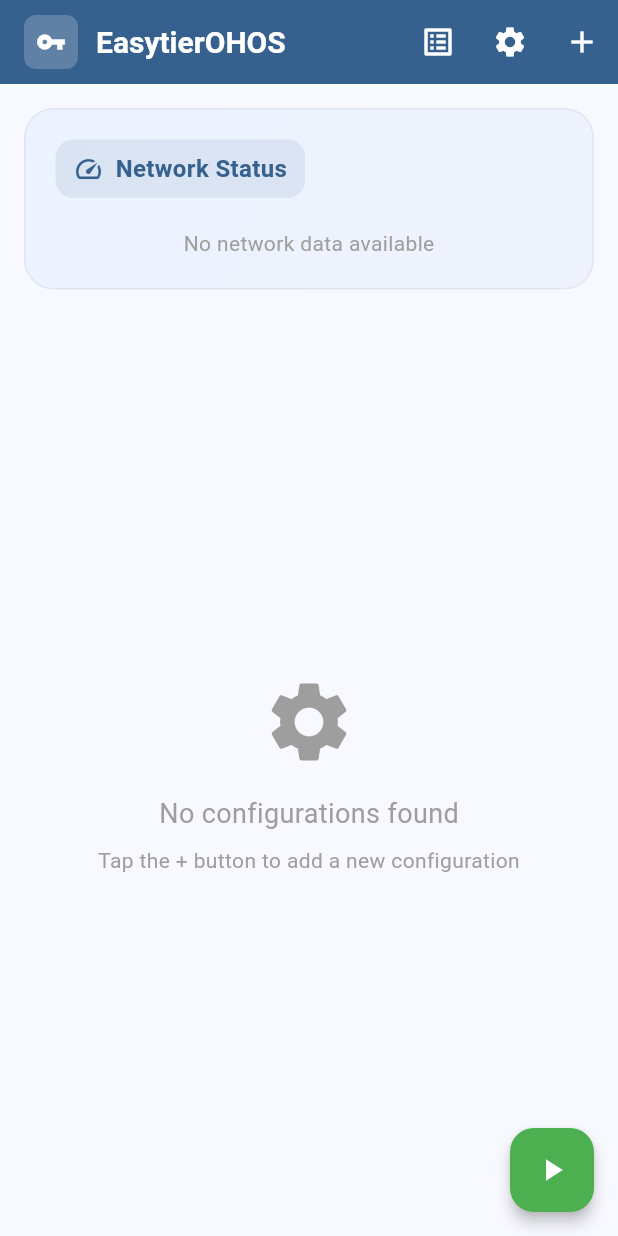
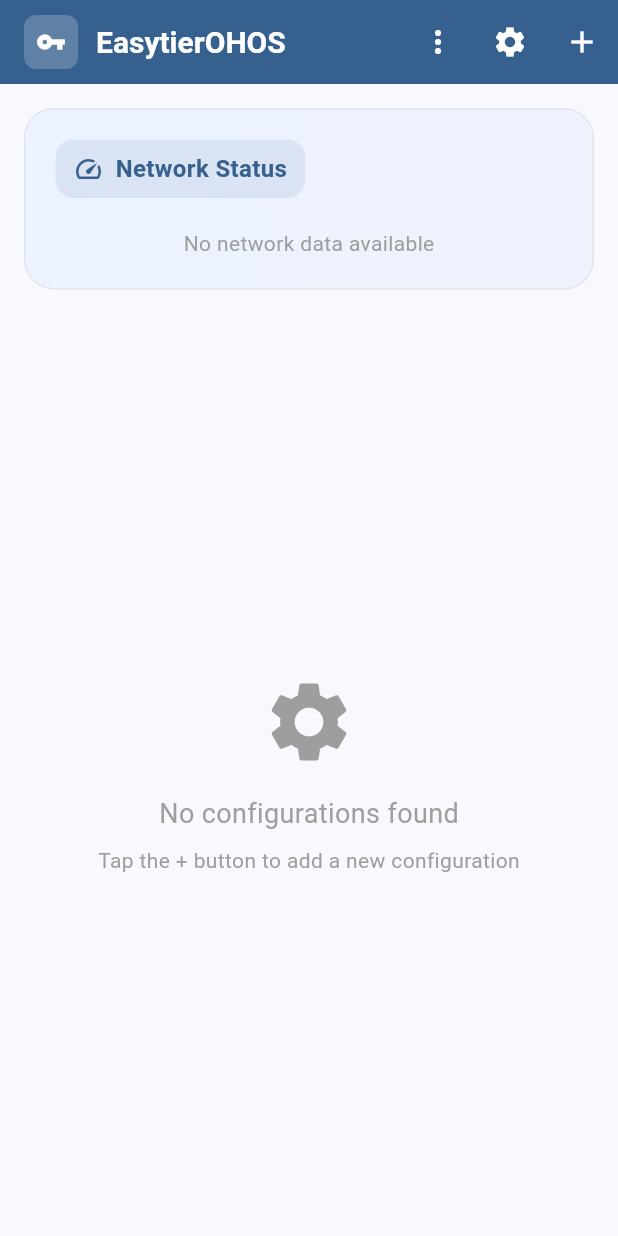
Before and after one commit to niuhuan/etohos, a Flutter app: the screen it shows after launch, on a phone screen of 412 x 824 dp. Run offline on Flutter 3.47's test engine with Material 3 defaults, Android fonts, the light colour scheme and no system bars; our stand-ins replace fl_chart, signals, signals_flutter.

Commit message:
:recycle: text editor

```diff
--- a/lib/app_screen.dart
+++ b/lib/app_screen.dart
@@ -7,6 +7,7 @@ import 'package:etohos/settings_screen.dart';
 import 'package:etohos/app_data.dart';
 import 'package:etohos/network_status.dart';
 import 'package:etohos/log_viewer.dart';
+import 'package:etohos/manual_screen.dart';
 import 'package:etohos/l10n/l10n_extensions.dart';
 import 'package:etohos/utils/logger.dart';
 import 'package:flutter/material.dart';
@@ -662,17 +663,55 @@ class _AppScreenState extends State<AppScreen> {
         ),
         // 移除渐变色，使用主题定义的backgroundColor
         actions: [
-          // 日志查看按钮
-          IconButton(
-            onPressed: () {
-              Navigator.of(context).push(
-                MaterialPageRoute(
-                  builder: (context) => const LogViewer(),
+          // 更多菜单按钮
+          PopupMenuButton<String>(
+            icon: const Icon(Icons.more_vert),
+            tooltip: t('more'),
+            onSelected: (value) {
+              if (value == 'events') {
+                Navigator.of(context).push(
+                  MaterialPageRoute(
+                    builder: (context) => const LogViewer(),
+                  ),
+                );
+              } else if (value == 'manual') {
+                Navigator.of(context).push(
+                  MaterialPageRoute(
+                    builder: (context) => const ManualScreen(),
+                  ),
+                );
+              }
+            },
+            itemBuilder: (BuildContext context) => [
+              PopupMenuItem<String>(
+                value: 'events',
+                child: Row(
+                  children: [
+                    Icon(
+                      Icons.event_note,
+                      size: 20,
+                      color: Theme.of(context).colorScheme.onSurface,
+                    ),
+                    const SizedBox(width: 12),
+                    Text(t('events')),
+                  ],
                 ),
-              );
-            },
-            icon: const Icon(Icons.list_alt),
-            tooltip: t('view_logs_tooltip'),
+              ),
+              PopupMenuItem<String>(
+                value: 'manual',
+                child: Row(
+                  children: [
+                    Icon(
+                      Icons.menu_book,
+                      size: 20,
+                      color: Theme.of(context).colorScheme.onSurface,
+                    ),
+                    const SizedBox(width: 12),
+                    Text(t('manual')),
+                  ],
+                ),
+              ),
+            ],
           ),
           // 设置按钮
           IconButton(
@@ -733,28 +772,28 @@ class _AppScreenState extends State<AppScreen> {
           ),
         ],
       ),
-      floatingActionButton: FloatingActionButton(
-        onPressed: (AppData.configs.isEmpty || _isConnecting)
-            ? null
-            : _toggleConnection,
-        tooltip: _isConnecting
-            ? t('switching_config')
-            : (AppData.connected ? t('disconnect_vpn') : t('connect_vpn')),
-        backgroundColor: _isConnecting
-            ? Colors.grey
-            : (AppData.connected ? Colors.red : Colors.green),
-        foregroundColor: Colors.white,
-        child: _isConnecting
-            ? const SizedBox(
-                width: 20,
-                height: 20,
-                child: CircularProgressIndicator(
-                  strokeWidth: 2,
-                  valueColor: AlwaysStoppedAnimation<Color>(Colors.white),
-                ),
-              )
-            : Icon(AppData.connected ? Icons.stop : Icons.play_arrow),
-      ),
+      // floatingActionButton: FloatingActionButton(
+      //   onPressed: (AppData.configs.isEmpty || _isConnecting)
+      //       ? null
+      //       : _toggleConnection,
+      //   tooltip: _isConnecting
+      //       ? t('switching_config')
+      //       : (AppData.connected ? t('disconnect_vpn') : t('connect_vpn')),
+      //   backgroundColor: _isConnecting
+      //       ? Colors.grey
+      //       : (AppData.connected ? Colors.red : Colors.green),
+      //   foregroundColor: Colors.white,
+      //   child: _isConnecting
+      //       ? const SizedBox(
+      //           width: 20,
+      //           height: 20,
+      //           child: CircularProgressIndicator(
+      //             strokeWidth: 2,
+      //             valueColor: AlwaysStoppedAnimation<Color>(Colors.white),
+      //           ),
+      //         )
+      //       : Icon(AppData.connected ? Icons.stop : Icons.play_arrow),
+      // ),
     );
   }
 }
--- a/lib/l10n/app_localizations.dart
+++ b/lib/l10n/app_localizations.dart
@@ -239,6 +239,59 @@ class AppLocalizations {
     'config_imported_from': {'en': 'Configuration imported from {name}', 'zh': '已从{name}导入配置'},
     'invalid_config_data': {'en': 'Invalid configuration data', 'zh': '配置数据无效'},
     'failed_to_import_config': {'en': 'Failed to import configuration', 'zh': '导入配置失败'},
+
+    // 更多菜单
+    'more': {'en': 'More', 'zh': '更多'},
+    'events': {'en': 'Events', 'zh': '事件'},
+    'manual': {'en': 'Manual', 'zh': '手册'},
+    'manual_subtitle': {'en': 'A simple, secure, decentralized cross-region networking solution', 'zh': '一个简单、安全、去中心化的异地组网方案'},
+
+    // 手册内容
+    'decentralization': {'en': 'Decentralization', 'zh': '去中心化'},
+    'decentralization_desc': {'en': 'Operates without reliance on centralized services; nodes are equal and independent, ensuring high availability and censorship resistance.', 'zh': '运行不依赖任何集中式服务，节点平等且独立，确保系统的高可用性和抗审查性。'},
+
+    'security': {'en': 'Security', 'zh': '安全加密'},
+    'security_desc': {'en': 'Supports encrypted communication using WireGuard protocol and protects relay traffic with AES-GCM encryption. Achieves high-performance, full-link zero-copy transmission.', 'zh': '支持使用 WireGuard 协议进行端到端加密，并对中继流量采用 AES-GCM 保护。实现端到端零拷贝传输，性能可与主流网络软件相媲美。'},
+
+    'high_performance': {'en': 'High Performance', 'zh': '高性能传输'},
+    'high_performance_desc': {'en': 'Implements full-link zero-copy transmission with performance comparable to mainstream networking software. Supports TCP/UDP/WSS/WG protocols.', 'zh': '实现端到端零拷贝（full-link zero-copy）传输，性能可与主流网络软件相媲美。支持 TCP/UDP/WSS/WG 协议。'},
+
+    'no_public_ip': {'en': 'Networking Without Public IPs', 'zh': '无公网 IP 网络'},
+    'no_public_ip_desc': {'en': 'Supports network formation using shared public nodes. Refer to the configuration guide for details.', 'zh': '支持通过共享公网节点组网，详情请参见配置指南。'},
+
+    'nat_traversal': {'en': 'NAT Traversal', 'zh': 'NAT 穿透'},
+    'nat_traversal_desc': {'en': 'Supports UDP-based NAT traversal, ensuring stable connections even in complex network environments. Can connect NAT4-NAT4 networks.', 'zh': '支持基于 UDP 的 NAT 穿透，在复杂网络环境下也能保持连接稳定。可打通 NAT4-NAT4 网络。'},
+
+    'subnet': {'en': 'Subnet (Point-to-Network)', 'zh': '子网网络'},
+    'subnet_desc': {'en': 'Nodes can expose accessible network segments as proxies to the virtual network, allowing other nodes to access these subnets through the node.', 'zh': '节点可将可访问的网络段作为子网IP暴露到虚拟网络，其他节点可通过该端点访问这些子网。'},
+
+    'intelligent_routing': {'en': 'Intelligent Routing', 'zh': '智能路由'},
+    'intelligent_routing_desc': {'en': 'Dynamically selects optimal paths based on real-time traffic to reduce latency and increase throughput.', 'zh': '基于实时流量动态选择最优路径，以减少延迟并提升吞吐。'},
+
+    'tcp_support': {'en': 'TCP Support', 'zh': 'TCP 支持'},
+    'tcp_support_desc': {'en': 'Provides reliable data transmission through concurrent TCP connections when UDP is restricted, optimizing performance.', 'zh': '在 UDP 受限的场景下，提供并发 TCP 连接以保证可靠传输并优化性能。'},
+
+    'high_availability': {'en': 'High Availability', 'zh': '高可用性'},
+    'high_availability_desc': {'en': 'Supports multi-path transmission and automatically switches to healthy paths upon detecting high packet loss or network errors.', 'zh': '支持多路径传输，检测到高丢包或网络异常时自动切换到健康路径。'},
+
+    'ipv6_support': {'en': 'IPv6 Support', 'zh': 'IPv6 支持'},
+    'ipv6_support_desc': {'en': 'Fully supports IPv6-based networking, compatible with IPv6 communication.', 'zh': '全面兼容并支持基于 IPv6 的网络通信。'},
+
+    'network_logs': {'en': 'Network Logs', 'zh': '网络日志'},
+    'network_logs_desc': {'en': 'Monitor network registration logs in real-time to track and analyze network activity.', 'zh': '实时观察网络注册日志，帮助您监控和分析网络活动。'},
+
+    'related_links': {'en': 'Related Links', 'zh': '相关链接'},
+    'website': {'en': 'Official Website', 'zh': '官网'},
+    'website_url': {'en': 'https://easytier.cn/en/', 'zh': 'https://easytier.cn/'},
+    'config_guide': {'en': 'Configuration Guide', 'zh': '配置指南'},
+    'config_guide_url': {'en': 'https://easytier.cn/en/guide/introduction.html', 'zh': 'https://easytier.cn/guide/introduction.html'},
+    'failed_to_open_url': {'en': 'Failed to open URL', 'zh': '无法打开链接'},
+
+    // 文本选择菜单
+    'copy': {'en': 'Copy', 'zh': '复制'},
+    'cut': {'en': 'Cut', 'zh': '剪切'},
+    'paste': {'en': 'Paste', 'zh': '粘贴'},
+    'select_all': {'en': 'Select All', 'zh': '全选'},
   };
 }
 
--- a/lib/log_viewer.dart
+++ b/lib/log_viewer.dart
@@ -1,6 +1,7 @@
 import 'package:flutter/material.dart';
 import 'package:flutter/services.dart';
 import 'package:etohos/utils/logger.dart';
+import 'package:etohos/utils/text_field_utils.dart';
 import 'package:etohos/l10n/l10n_extensions.dart';
 import 'package:signals_flutter/signals_flutter.dart';
 
@@ -148,6 +149,8 @@ class _LogViewerState extends State<LogViewer> {
             ),
             child: TextField(
               controller: _searchController,
+              enableInteractiveSelection: TextFieldConfig.enableInteractiveSelection,
+              contextMenuBuilder: TextFieldConfig.contextMenuBuilder,
               decoration: InputDecoration(
                 hintText: t('search_logs'),
                 hintStyle: TextStyle(color: colorScheme.onSurface.withOpacity(0.5)),
--- a/lib/settings_screen.dart
+++ b/lib/settings_screen.dart
@@ -3,6 +3,7 @@ import 'package:etohos/l10n/l10n_extensions.dart';
 import 'package:etohos/l10n/locale_provider.dart';
 import 'package:etohos/l10n/theme_provider.dart';
 import 'package:etohos/methods.dart';
+import 'package:etohos/utils/text_field_utils.dart';
 import 'package:flutter/material.dart';
 import 'package:signals_flutter/signals_flutter.dart';
 
@@ -95,6 +96,8 @@ class _SettingsScreenState extends State<SettingsScreen> {
               hintText: t('dns_hint'),
               border: const OutlineInputBorder(),
             ),
+            enableInteractiveSelection: TextFieldConfig.enableInteractiveSelection,
+            contextMenuBuilder: TextFieldConfig.contextMenuBuilder,
             validator: (value) {
               if (value == null || value.trim().isEmpty) {
                 return t('dns_server_required');
```
Also changed, not shown: lib/edit_screen.dart (+24 -9 lines), lib/manual_screen.dart (added, +398 -0 lines), lib/methods.dart (+11 -0 lines), lib/utils/text_field_utils.dart (added, +114 -0 lines), 9 other files.
